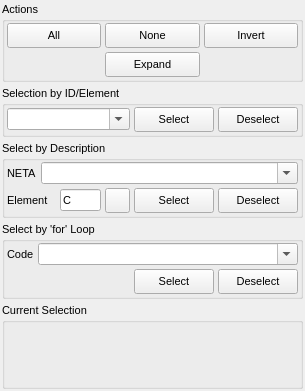
The window that src/gui/select.ui (trisyoungs/aten) describes before a commit, drawn with Qt 5.
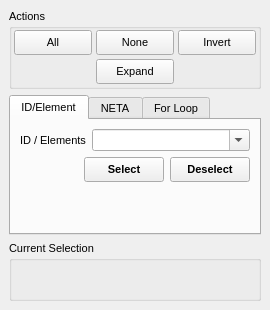
The same window after the commit. Icons and pictures are not drawn.

Patch:
```diff
--- a/src/gui/select.ui
+++ b/src/gui/select.ui
@@ -5,8 +5,8 @@
    <rect>
     <x>0</x>
     <y>0</y>
-    <width>305</width>
-    <height>391</height>
+    <width>270</width>
+    <height>310</height>
    </rect>
   </property>
   <property name="sizePolicy">
@@ -17,8 +17,8 @@
   </property>
   <property name="minimumSize">
    <size>
-    <width>305</width>
-    <height>391</height>
+    <width>270</width>
+    <height>310</height>
    </size>
   </property>
   <property name="font">
@@ -36,13 +36,7 @@
    <string>Select</string>
   </property>
   <widget class="QWidget" name="dockWidgetContents">
-   <layout class="QVBoxLayout" name="verticalLayout_4">
-    <property name="spacing">
-     <number>4</number>
-    </property>
-    <property name="margin">
-     <number>2</number>
-    </property>
+   <layout class="QVBoxLayout" name="verticalLayout">
     <item>
      <widget class="QGroupBox" name="ActionsBox">
       <property name="sizePolicy">
@@ -236,28 +230,30 @@
      </widget>
     </item>
     <item>
-     <widget class="QGroupBox" name="SelectGroup">
+     <widget class="QTabWidget" name="SelectionTabs">
+      <property name="currentIndex">
+       <number>0</number>
+      </property>
+      <widget class="QWidget" name="SelectIDTab">
+       <attribute name="title">
+        <string>ID/Element</string>
+       </attribute>
+       <layout class="QVBoxLayout" name="verticalLayout_2">
+        <item>
+         <layout class="QHBoxLayout" name="horizontalLayout_6">
+          <item>
+           <widget class="QLabel" name="label_3">
       <property name="sizePolicy">
-       <sizepolicy hsizetype="Preferred" vsizetype="Minimum">
+             <sizepolicy hsizetype="Minimum" vsizetype="Preferred">
         <horstretch>0</horstretch>
         <verstretch>0</verstretch>
        </sizepolicy>
       </property>
-      <property name="title">
-       <string>Selection by ID/Element</string>
-      </property>
-      <layout class="QVBoxLayout" name="verticalLayout">
-       <property name="spacing">
-        <number>4</number>
-       </property>
-       <property name="margin">
-        <number>2</number>
-       </property>
-       <item>
-        <layout class="QHBoxLayout" name="horizontalLayout_2">
-         <property name="spacing">
-          <number>4</number>
-         </property>
+            <property name="text">
+             <string>ID / Elements</string>
+            </property>
+           </widget>
+          </item>
          <item>
           <widget class="QComboBox" name="SelectionCombo">
            <property name="sizePolicy">
@@ -274,6 +270,23 @@
            </property>
           </widget>
          </item>
+         </layout>
+        </item>
+        <item>
+         <layout class="QHBoxLayout" name="horizontalLayout_2">
+          <item>
+           <spacer name="horizontalSpacer_2">
+            <property name="orientation">
+             <enum>Qt::Horizontal</enum>
+            </property>
+            <property name="sizeHint" stdset="0">
+             <size>
+              <width>40</width>
+              <height>20</height>
+             </size>
+            </property>
+           </spacer>
+          </item>
          <item>
           <widget class="QPushButton" name="SelectButton">
            <property name="minimumSize">
@@ -288,6 +301,12 @@
              <height>25</height>
             </size>
            </property>
+            <property name="font">
+             <font>
+              <weight>75</weight>
+              <bold>true</bold>
+             </font>
+            </property>
            <property name="toolTip">
             <string>Select atoms according to the supplied expression</string>
            </property>
@@ -310,6 +329,12 @@
              <height>25</height>
             </size>
            </property>
+            <property name="font">
+             <font>
+              <weight>75</weight>
+              <bold>true</bold>
+             </font>
+            </property>
            <property name="toolTip">
             <string>Deselect atoms according to the supplied expression</string>
            </property>
@@ -320,27 +345,26 @@
          </item>
         </layout>
        </item>
-      </layout>
-     </widget>
-    </item>
     <item>
-     <widget class="QGroupBox" name="SelectTypeGroup">
-      <property name="sizePolicy">
-       <sizepolicy hsizetype="Minimum" vsizetype="Minimum">
-        <horstretch>0</horstretch>
-        <verstretch>0</verstretch>
-       </sizepolicy>
-      </property>
-      <property name="title">
-       <string>Select by Description</string>
-      </property>
-      <layout class="QVBoxLayout" name="verticalLayout_2">
-       <property name="spacing">
-        <number>4</number>
-       </property>
-       <property name="margin">
-        <number>2</number>
-       </property>
+         <spacer name="verticalSpacer">
+          <property name="orientation">
+           <enum>Qt::Vertical</enum>
+          </property>
+          <property name="sizeHint" stdset="0">
+           <size>
+            <width>20</width>
+            <height>40</height>
+           </size>
+          </property>
+         </spacer>
+        </item>
+       </layout>
+      </widget>
+      <widget class="QWidget" name="SelectNETATab">
+       <attribute name="title">
+        <string>NETA</string>
+       </attribute>
+       <layout class="QVBoxLayout" name="verticalLayout_4">
        <item>
         <layout class="QHBoxLayout" name="horizontalLayout_4">
          <property name="spacing">
@@ -375,10 +399,7 @@
         </layout>
        </item>
        <item>
-        <layout class="QHBoxLayout" name="horizontalLayout_3">
-         <property name="spacing">
-          <number>4</number>
-         </property>
+         <layout class="QHBoxLayout" name="horizontalLayout_7">
          <item>
           <widget class="QLabel" name="label">
            <property name="sizePolicy">
@@ -390,6 +411,9 @@
            <property name="text">
             <string>Element</string>
            </property>
+            <property name="alignment">
+             <set>Qt::AlignRight|Qt::AlignTrailing|Qt::AlignVCenter</set>
+            </property>
           </widget>
          </item>
          <item>
@@ -440,6 +464,23 @@
            </property>
           </widget>
          </item>
+         </layout>
+        </item>
+        <item>
+         <layout class="QHBoxLayout" name="horizontalLayout_3">
+          <item>
+           <spacer name="horizontalSpacer_3">
+            <property name="orientation">
+             <enum>Qt::Horizontal</enum>
+            </property>
+            <property name="sizeHint" stdset="0">
+             <size>
+              <width>40</width>
+              <height>20</height>
+             </size>
+            </property>
+           </spacer>
+          </item>
          <item>
           <widget class="QPushButton" name="SelectTypeButton">
            <property name="minimumSize">
@@ -454,6 +495,12 @@
              <height>25</height>
             </size>
            </property>
+            <property name="font">
+             <font>
+              <weight>75</weight>
+              <bold>true</bold>
+             </font>
+            </property>
            <property name="toolTip">
             <string>Select atoms according to the supplied expression</string>
            </property>
@@ -476,6 +523,12 @@
              <height>25</height>
             </size>
            </property>
+            <property name="font">
+             <font>
+              <weight>75</weight>
+              <bold>true</bold>
+             </font>
+            </property>
            <property name="toolTip">
             <string>Deselect atoms according to the supplied expression</string>
            </property>
@@ -488,31 +541,11 @@
        </item>
       </layout>
      </widget>
-    </item>
-    <item>
-     <widget class="QGroupBox" name="SelectCommandGroup">
-      <property name="sizePolicy">
-       <sizepolicy hsizetype="Minimum" vsizetype="Minimum">
-        <horstretch>0</horstretch>
-        <verstretch>0</verstretch>
-       </sizepolicy>
-      </property>
-      <property name="minimumSize">
-       <size>
-        <width>0</width>
-        <height>0</height>
-       </size>
-      </property>
-      <property name="title">
-       <string>Select by 'for' Loop</string>
-      </property>
+      <widget class="QWidget" name="SelectLoopTab">
+       <attribute name="title">
+        <string>For Loop</string>
+       </attribute>
       <layout class="QVBoxLayout" name="verticalLayout_6">
-       <property name="spacing">
-        <number>4</number>
-       </property>
-       <property name="margin">
-        <number>2</number>
-       </property>
        <item>
         <layout class="QHBoxLayout" name="horizontalLayout">
          <item>
@@ -575,6 +608,12 @@
              <height>25</height>
             </size>
            </property>
+            <property name="font">
+             <font>
+              <weight>75</weight>
+              <bold>true</bold>
+             </font>
+            </property>
            <property name="toolTip">
             <string>Run the selected code as 'for (i in atoms) if (&lt;code&gt;) selectatom(i);'</string>
            </property>
@@ -597,6 +636,12 @@
              <height>25</height>
             </size>
            </property>
+            <property name="font">
+             <font>
+              <weight>75</weight>
+              <bold>true</bold>
+             </font>
+            </property>
            <property name="toolTip">
             <string>Run the selected code as 'for (i in atoms) if (&lt;code&gt;) deselectatom(i);'</string>
            </property>
@@ -607,7 +652,21 @@
          </item>
         </layout>
        </item>
-      </layout>
+        <item>
+         <spacer name="verticalSpacer_2">
+          <property name="orientation">
+           <enum>Qt::Vertical</enum>
+          </property>
+          <property name="sizeHint" stdset="0">
+           <size>
+            <width>20</width>
+            <height>40</height>
+           </size>
+          </property>
+         </spacer>
+        </item>
+       </layout>
+      </widget>
      </widget>
     </item>
     <item>
```
Left out of the diff: 1 changed line with no effect on the pictures. Lines whose indentation alone changed are shown as unchanged.
